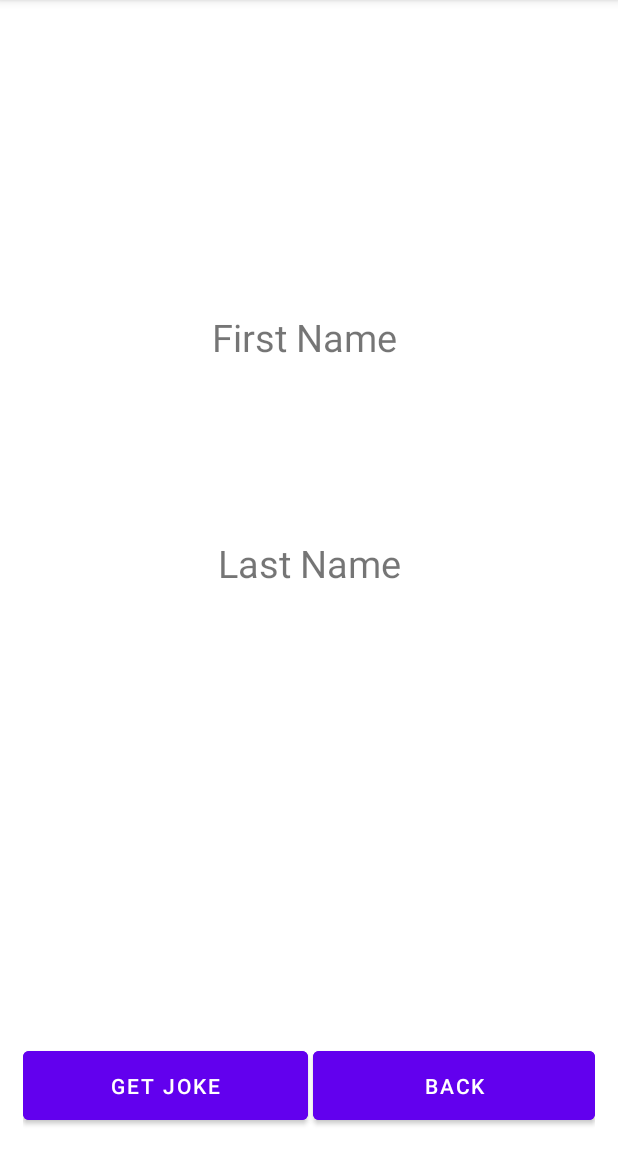
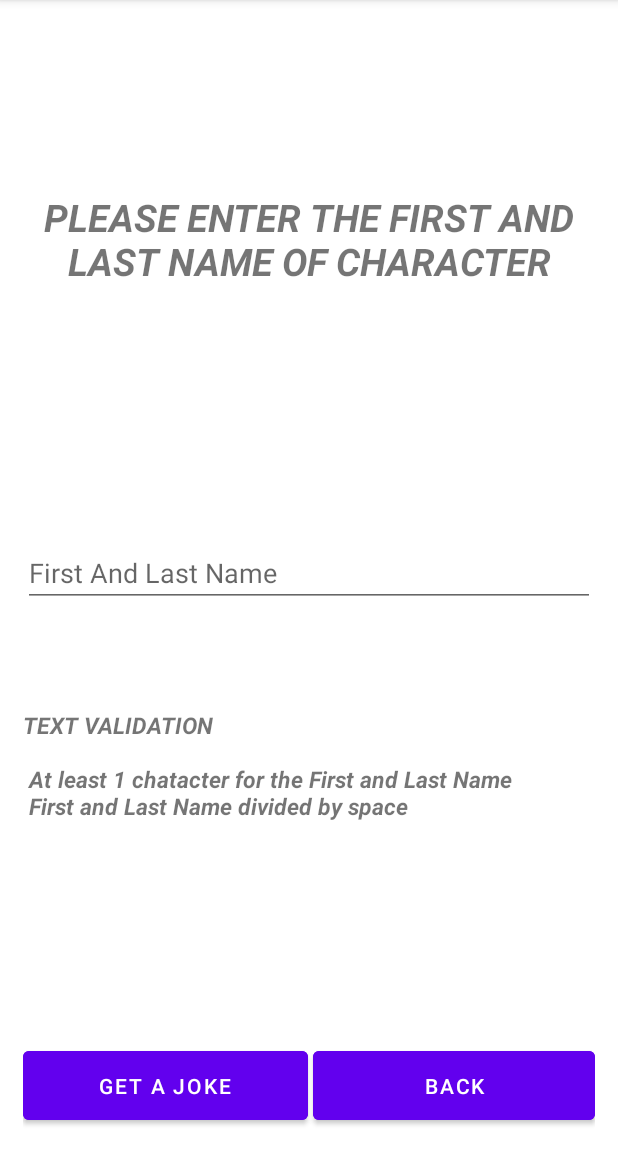
Before and after one commit to OlegAndroidDev/JokesApp, an Android app: the screen it shows after launch (MainActivity), after a tap on "JOKES WITH CHARACTER NAMES", on a phone screen of 412 x 824 dp, the part 84-1236 px from its top. Run offline under Robolectric (Android 15) with nearby library versions, the phone set to English and light mode, and no system bars.

Commit message:
Updated. Second fragment is done with full field validation.

```diff
--- a/app/src/main/java/com/example/jokesapp/rest/JokeApi.kt
+++ b/app/src/main/java/com/example/jokesapp/rest/JokeApi.kt
@@ -14,8 +14,8 @@ interface JokeApi {
 
     @GET(RANDOM_PATH)
     suspend fun getJokeWithName(
-        @Query("firstName") firstName: String?=null,
-        @Query("lastName") lastName: String?=null
+        @Query("firstName") firstName: String,
+        @Query("lastName") lastName: String
     ): Response<RandomJoke>
 
     companion object{
--- a/app/src/main/java/com/example/jokesapp/rest/JokesApiRepository.kt
+++ b/app/src/main/java/com/example/jokesapp/rest/JokesApiRepository.kt
@@ -13,8 +13,7 @@ class JokesApiRepositoryImpl(
         return jokeApi.getRandomJoke()
     }
 
-    override suspend fun getJokeWithName(firstName: String?, lastName: String?): Response<RandomJoke> {
-        Log.d("****** repository", "test")
+    override suspend fun getJokeWithName(firstName: String, lastName: String): Response<RandomJoke> {
         return jokeApi.getJokeWithName(firstName = firstName, lastName = lastName)
     }
 }
@@ -23,7 +22,7 @@ interface JokesApiRepository{
     suspend fun getRandomJoke():Response<RandomJoke>
 
     suspend fun getJokeWithName(
-                firstName: String? = null,
-                lastName: String? = null
+                firstName: String,
+                lastName: String
     ):Response<RandomJoke>
 }
--- a/app/src/main/java/com/example/jokesapp/views/NamesFragment.kt
+++ b/app/src/main/java/com/example/jokesapp/views/NamesFragment.kt
@@ -8,12 +8,12 @@ import android.view.LayoutInflater
 import android.view.View
 import android.view.ViewGroup
 import android.widget.Toast
+import androidx.navigation.fragment.findNavController
 import com.example.jokesapp.R
 import com.example.jokesapp.databinding.FragmentNamesBinding
 import com.example.jokesapp.model.RandomJoke
 import com.example.jokesapp.viewmodel.ResultState
-private const val ARG_PARAM1 = "param1"
-private const val ARG_PARAM2 = "param2"
+import com.google.android.material.snackbar.Snackbar
 
 class NamesFragment : BaseFragment() {
 
@@ -29,26 +29,41 @@ class NamesFragment : BaseFragment() {
         inflater: LayoutInflater, container: ViewGroup?,
         savedInstanceState: Bundle?
     ): View? {
-        Log.d("****** name frag before", "model")
+
+        binding.btnBack.setOnClickListener(){
+            findNavController().navigate(R.id.action_namesFragment_to_randomFragment)
+        }
 
         jokesViewModel.jokeLiveData.observe(viewLifecycleOwner,::handleState)
 
         binding.btnGetJoke.setOnClickListener{
-            val firstName = binding.txtFirstName.toString().trim()
-            val lastName = binding.txtLastName.toString().trim()
-            //jokesViewModel.getJokeWithName("John", "Doe")
+            val fullName = binding.editName.getText().trim() //binding.editName.toString().trim()
+
+            if(fullName.isNotEmpty() && binding.editName.getText().length > 2 && (fullName.contains(" "))){
+
+                Log.d("******** Test ${fullName.isNotEmpty()} ${binding.editName.getText().length} ${fullName.contains(" ")}", "test ")
+
+                val firstName = (fullName.trim().split(" ")).first().replaceFirstChar { it.uppercase() }
+                val lastName = (fullName.trim().split(" "))[1].replaceFirstChar { it.uppercase() }
+                jokesViewModel.getJokeWithName(firstName, lastName)
+            }else
+            {
+                val snack = Snackbar.make(it,"Please enter a valid name",Snackbar.LENGTH_LONG)
+                snack.show()
+            }
         }
         return binding.root
     }
 
-    private fun handleState(resultState: ResultState?) {
-        Log.d("****** handle state", "model")
-        when(resultState){
-            is ResultState.LOADING ->{
-                Toast.makeText(requireContext(), "Loading ....", Toast.LENGTH_LONG).show()
+    private fun handleState(state: ResultState?) {
+        when(state) {
+            is ResultState.LOADING -> {
+//                    Toast.makeText(
+//                        requireContext(), "Loading ....", Toast.LENGTH_LONG
+//                    ).show()
             }
             is ResultState.SUCCESS<*> -> {
-                val jokes = resultState.jokes as RandomJoke
+                val jokes = state.jokes as RandomJoke
                 val joke = jokes.joke
                 AlertDialog.Builder(requireContext())
                     .setMessage(joke.joke)
@@ -57,20 +72,14 @@ class NamesFragment : BaseFragment() {
                         dialog.cancel()
                     }
                     .show()
+                jokesViewModel.jokeMutable.postValue(ResultState.INIT)
+                //jokesViewModel.resetState()
             }
-            is ResultState.ERROR -> { Toast.makeText(requireContext(), "ERROR", Toast.LENGTH_LONG
-            ).show()}
+            is ResultState.ERROR -> {
+                Toast.makeText(
+                    requireContext(), state.throwable.localizedMessage, Toast.LENGTH_LONG
+                ).show()
+            }
         }
     }
-
-
-    companion object {
-        fun newInstance(param1: String, param2: String) =
-            NamesFragment().apply {
-                arguments = Bundle().apply {
-                    putString(ARG_PARAM1, param1)
-                    putString(ARG_PARAM2, param2)
-                }
-            }
-    }
 }
--- a/app/src/main/res/layout/fragment_names.xml
+++ b/app/src/main/res/layout/fragment_names.xml
@@ -7,38 +7,55 @@ xmlns:app="http://schemas.android.com/apk/res-auto"
 tools:context=".views.NamesFragment"
 android:padding="15dp">
 
+
     <TextView
-        android:id="@+id/txt_FirstName"
+        android:id="@+id/txt_namefrag_title"
         android:layout_width="match_parent"
         android:layout_height="wrap_content"
-        android:layout_marginTop="192dp"
+        android:layout_marginTop="112dp"
         android:gravity="center"
-        android:text="First Name "
+        android:text="@string/lbl_name_title"
         android:textSize="25sp"
+        android:textStyle="bold|italic"
+        app:layout_constraintEnd_toEndOf="parent"
+        app:layout_constraintHorizontal_bias="0.517"
+        app:layout_constraintStart_toStartOf="parent"
+        app:layout_constraintTop_toTopOf="parent" />
+
+    <EditText
+        android:id="@+id/edit_Name"
+        android:layout_width="match_parent"
+        android:layout_height="wrap_content"
+        android:layout_marginTop="168dp"
+        android:ems="10"
+        android:inputType="textPersonName"
+        android:tooltipText="@string/txt_name_tool_tip_text"
+        android:hint="@string/txt_name_tool_tip_text"
+        app:layout_constraintEnd_toEndOf="parent"
+        app:layout_constraintHorizontal_bias="0.517"
+        app:layout_constraintStart_toStartOf="parent"
+        app:layout_constraintTop_toBottomOf="@+id/txt_namefrag_title" />
+
+    <TextView
+        android:id="@+id/lbl_namefrag_instruction"
+        android:layout_width="match_parent"
+        android:layout_height="wrap_content"
+        android:layout_marginTop="68dp"
+        android:gravity="left"
+        android:text="@string/lbl_namefrag_instruction"
+        android:textSize="15sp"
+        android:textStyle="bold|italic"
         app:layout_constraintEnd_toEndOf="parent"
         app:layout_constraintHorizontal_bias="0.551"
         app:layout_constraintStart_toStartOf="parent"
-        app:layout_constraintTop_toTopOf="parent" />
-
-    <TextView
-        android:id="@+id/txt_LastName"
-        android:layout_width="match_parent"
-        android:layout_height="wrap_content"
-        android:layout_marginTop="116dp"
-        android:gravity="center"
-        android:text="Last Name"
-        android:textSize="25sp"
-        app:layout_constraintEnd_toEndOf="parent"
-        app:layout_constraintHorizontal_bias="0.551"
-        app:layout_constraintStart_toStartOf="parent"
-        app:layout_constraintTop_toBottomOf="@+id/txt_FirstName" />
+        app:layout_constraintTop_toBottomOf="@+id/edit_Name" />
 
     <Button
     android:id="@+id/btn_GetJoke"
     android:layout_width="190dp"
     android:layout_height="58dp"
     android:backgroundTint="@color/design_default_color_primary"
-    android:text="Get Joke"
+    android:text="@string/btn_getjoke_title"
     app:layout_constraintBottom_toBottomOf="parent"
     app:layout_constraintStart_toStartOf="parent" />
 
@@ -51,4 +68,6 @@ android:padding="15dp">
     app:layout_constraintBottom_toBottomOf="parent"
     app:layout_constraintEnd_toEndOf="parent" />
 
+
+
 </androidx.constraintlayout.widget.ConstraintLayout>
--- a/app/src/main/res/values/strings.xml
+++ b/app/src/main/res/values/strings.xml
@@ -5,4 +5,8 @@
     <string name="random_fragment_title">CHUCK NORRIS JOKES</string>
     <string name="btn_name_title">JOKES WITH CHARACTER NAMES</string>
     <string name="btn_list_title">NEVER-ENDING LIST OF JOKES</string>
+    <string name="lbl_name_title">PLEASE ENTER THE FIRST AND LAST NAME OF CHARACTER</string>
+    <string name="btn_getjoke_title">Get a Joke</string>
+    <string name="txt_name_tool_tip_text">First And Last Name</string>
+    <string name = "lbl_namefrag_instruction">TEXT VALIDATION\n \n At least 1 chatacter for the First and Last Name \n First and Last Name divided by space</string>
 </resources>
```
Also changed, not shown: app/src/main/java/com/example/jokesapp/viewmodel/JokesViewModel.kt (+21 -26 lines).
